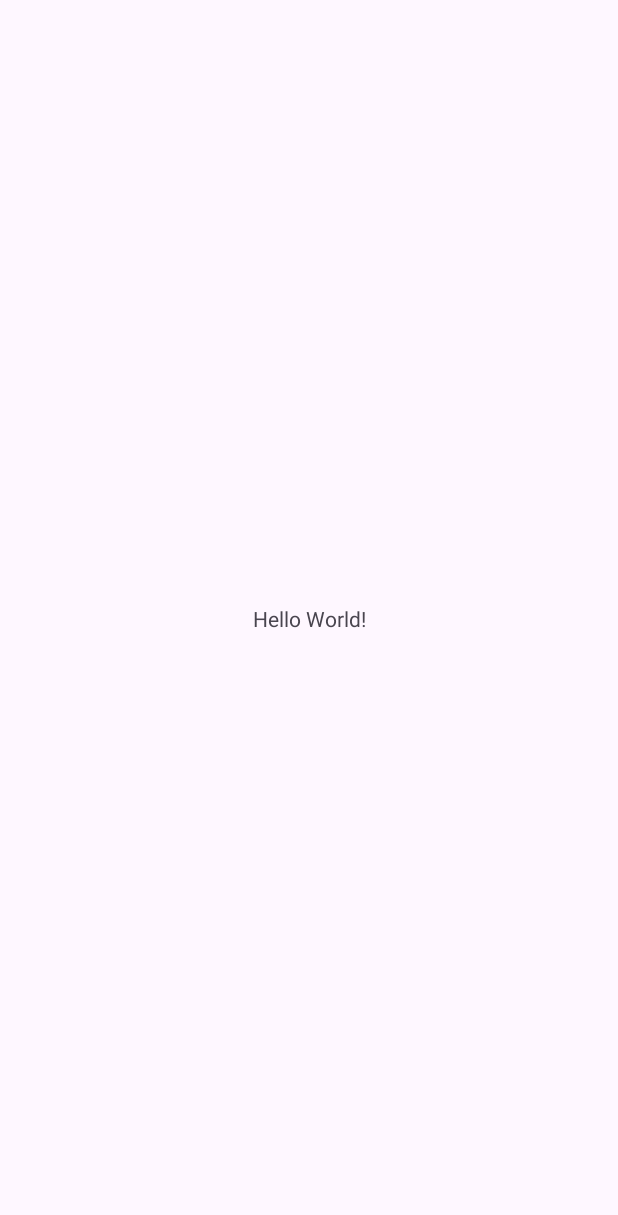
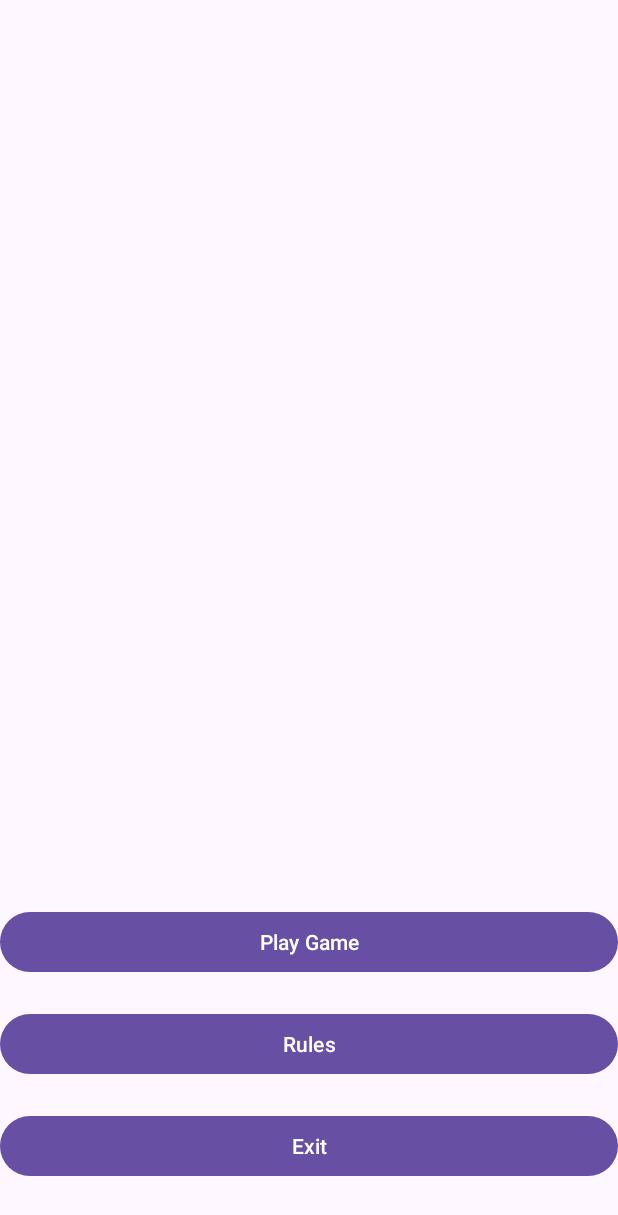
Before and after one commit to luk-ryan/big2, an Android app: the screen it shows after launch (MainActivity), on a phone screen of 412 x 824 dp. Before the commit the part shown is almost empty. Shown: the top 1215 px of the screen. Run offline under Robolectric (Android 15) with nearby library versions, the phone set to English and light mode, and no system bars.

Commit message:
added some activities and layouts to start

```diff
--- a/app/src/main/java/com/example/big2/ui/activity/MainActivity.java
+++ b/app/src/main/java/com/example/big2/ui/activity/MainActivity.java
@@ -1,75 +1,79 @@
 package com.example.big2.ui.activity;
 
+import android.content.Intent;
 import android.os.Bundle;
-
-import androidx.activity.EdgeToEdge;
+import android.view.View;
+import android.widget.Button;
 import androidx.appcompat.app.AppCompatActivity;
-import androidx.core.graphics.Insets;
-import androidx.core.view.ViewCompat;
-import androidx.core.view.WindowInsetsCompat;
-
 import com.example.big2.R;
 
 public class MainActivity extends AppCompatActivity {
 
+    private Button btnPlayGame, btnRules, btnExit;
+
     @Override
     protected void onCreate(Bundle savedInstanceState) {
         super.onCreate(savedInstanceState);
-        EdgeToEdge.enable(this);
         setContentView(R.layout.activity_main);
-        ViewCompat.setOnApplyWindowInsetsListener(findViewById(R.id.main), (v, insets) -> {
-            Insets systemBars = insets.getInsets(WindowInsetsCompat.Type.systemBars());
-            v.setPadding(systemBars.left, systemBars.top, systemBars.right, systemBars.bottom);
-            return insets;
+
+        // Initialize buttons
+        btnPlayGame = findViewById(R.id.btnPlayGame);
+        btnRules = findViewById(R.id.btnRules);
+        btnExit = findViewById(R.id.btnExit);
+
+        // Play Game Button - Navigate to Game Activity (Placeholder)
+        btnPlayGame.setOnClickListener(new View.OnClickListener() {
+            @Override
+            public void onClick(View v) {
+                Intent intent = new Intent(MainActivity.this, SelectGameActivity.class);
+                startActivity(intent);
+            }
+        });
+
+        // Rules Button - Navigate to Rules Activity (Placeholder)
+        btnRules.setOnClickListener(new View.OnClickListener() {
+            @Override
+            public void onClick(View v) {
+                Intent intent = new Intent(MainActivity.this, RulesActivity.class);
+                startActivity(intent);
+            }
+        });
+
+        // Exit Button - Close the app
+        btnExit.setOnClickListener(new View.OnClickListener() {
+            @Override
+            public void onClick(View v) {
+                finishAffinity(); // Close all activities
+            }
         });
     }
 }
+
+
+//package com.example.big2.ui.activity;
 //
-//package com.example.big2.activity;
+//import android.os.Bundle;
 //
-//import android.content.Intent;
-//import android.os.Bundle;
-//import android.widget.Button;
-//import android.widget.ListView;
+//import androidx.activity.EdgeToEdge;
 //import androidx.appcompat.app.AppCompatActivity;
-//import androidx.lifecycle.ViewModelProvider;
-//import com.example.big2.adapters.GameListAdapter;
-//import com.example.big2.data.entity.Game;
-//import com.example.big2.viewmodel.GameViewModel;
+//import androidx.core.graphics.Insets;
+//import androidx.core.view.ViewCompat;
+//import androidx.core.view.WindowInsetsCompat;
+//
+//import com.example.big2.R;
 //
 //public class MainActivity extends AppCompatActivity {
-//
-//    private GameViewModel gameViewModel;
-//    private GameListAdapter adapter;
 //
 //    @Override
 //    protected void onCreate(Bundle savedInstanceState) {
 //        super.onCreate(savedInstanceState);
+//        EdgeToEdge.enable(this);
 //        setContentView(R.layout.activity_main);
-//
-//        ListView gameListView = findViewById(R.id.gameListView);
-//        Button newGameButton = findViewById(R.id.newGameButton);
-//
-//        gameViewModel = new ViewModelProvider(this).get(GameViewModel.class);
-//
-//        adapter = new GameListAdapter(this);
-//        gameListView.setAdapter(adapter);
-//
-//        gameViewModel.getAllGames().observe(this, games -> adapter.setGames(games));
-//
-//        gameListView.setOnItemClickListener((parent, view, position, id) -> {
-//            Game selectedGame = adapter.getItem(position);
-//            Intent intent = new Intent(MainActivity.this, GameDetailActivity.class);
-//            intent.putExtra("gameId", selectedGame.getGameId());
-//            startActivity(intent);
+//        ViewCompat.setOnApplyWindowInsetsListener(findViewById(R.id.main), (v, insets) -> {
+//            Insets systemBars = insets.getInsets(WindowInsetsCompat.Type.systemBars());
+//            v.setPadding(systemBars.left, systemBars.top, systemBars.right, systemBars.bottom);
+//            return insets;
 //        });
 //
-//        newGameButton.setOnClickListener(v -> {
-//            Game newGame = new Game();
-//            long gameId = gameViewModel.insertGame(newGame);
-//            Intent intent = new Intent(MainActivity.this, GameDetailActivity.class);
-//            intent.putExtra("gameId", gameId);
-//            startActivity(intent);
-//        });
 //    }
 //}
--- a/app/src/main/res/layout/activity_main.xml
+++ b/app/src/main/res/layout/activity_main.xml
@@ -7,13 +7,31 @@
     android:layout_height="match_parent"
     tools:context=".ui.activity.MainActivity">
 
-    <TextView
-        android:layout_width="wrap_content"
+    <Button
+        android:id="@+id/btnPlayGame"
+        android:layout_width="fill_parent"
         android:layout_height="wrap_content"
-        android:text="Hello World!"
+        android:layout_marginBottom="20dp"
+        android:text="@string/play_game"
+        app:layout_constraintBottom_toTopOf="@+id/btnRules"
+        app:layout_constraintEnd_toEndOf="parent"
+        app:layout_constraintStart_toStartOf="parent" />
+
+    <Button
+        android:id="@+id/btnRules"
+        android:layout_width="fill_parent"
+        android:layout_height="wrap_content"
+        android:layout_marginBottom="20dp"
+        android:text="@string/rules"
+        app:layout_constraintBottom_toTopOf="@+id/btnExit"
+        app:layout_constraintStart_toStartOf="parent" />
+
+    <Button
+        android:id="@+id/btnExit"
+        android:layout_width="fill_parent"
+        android:layout_height="wrap_content"
+        android:layout_marginBottom="36dp"
+        android:text="@string/exit"
         app:layout_constraintBottom_toBottomOf="parent"
-        app:layout_constraintEnd_toEndOf="parent"
-        app:layout_constraintStart_toStartOf="parent"
-        app:layout_constraintTop_toTopOf="parent" />
-
+        app:layout_constraintStart_toStartOf="parent" />
 </androidx.constraintlayout.widget.ConstraintLayout>
--- a/app/src/main/res/values/strings.xml
+++ b/app/src/main/res/values/strings.xml
@@ -1,3 +1,6 @@
 <resources>
     <string name="app_name">Big2</string>
+    <string name="play_game">Play Game</string>
+    <string name="rules">Rules</string>
+    <string name="exit">Exit</string>
 </resources>
```
Also changed, not shown: app/src/main/java/com/example/big2/ui/activity/RulesActivity.java (added, +26 -0 lines), app/src/main/java/com/example/big2/ui/activity/SelectGameActivity.java (added, +26 -0 lines), app/src/main/res/layout/rules.xml (added, +17 -0 lines), app/src/main/res/layout/select_games.xml (added, +17 -0 lines).
